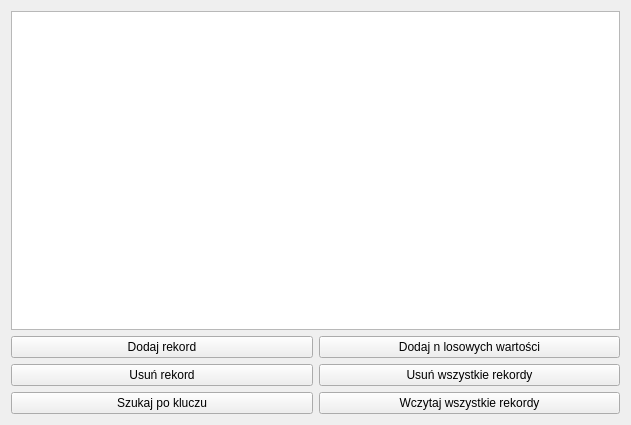
rafalmiel/marysia, file src/ui/TableViewWidget.ui: the form before one commit.
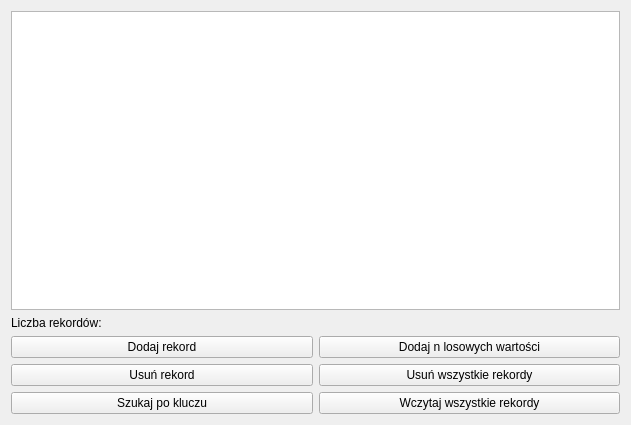
The form after the commit.

Commit message: TableInfo: Cache rows count in metadata

```diff
--- a/src/ui/TableViewWidget.ui
+++ b/src/ui/TableViewWidget.ui
@@ -66,6 +66,20 @@
      </property>
     </widget>
    </item>
+   <item row="1" column="0">
+    <widget class="QLabel" name="label">
+     <property name="text">
+      <string>Liczba rekordów: </string>
+     </property>
+    </widget>
+   </item>
+   <item row="1" column="1">
+    <widget class="QLabel" name="lblRowsCount">
+     <property name="text">
+      <string/>
+     </property>
+    </widget>
+   </item>
   </layout>
  </widget>
  <resources/>
```
The commit also changes 11 other files.
